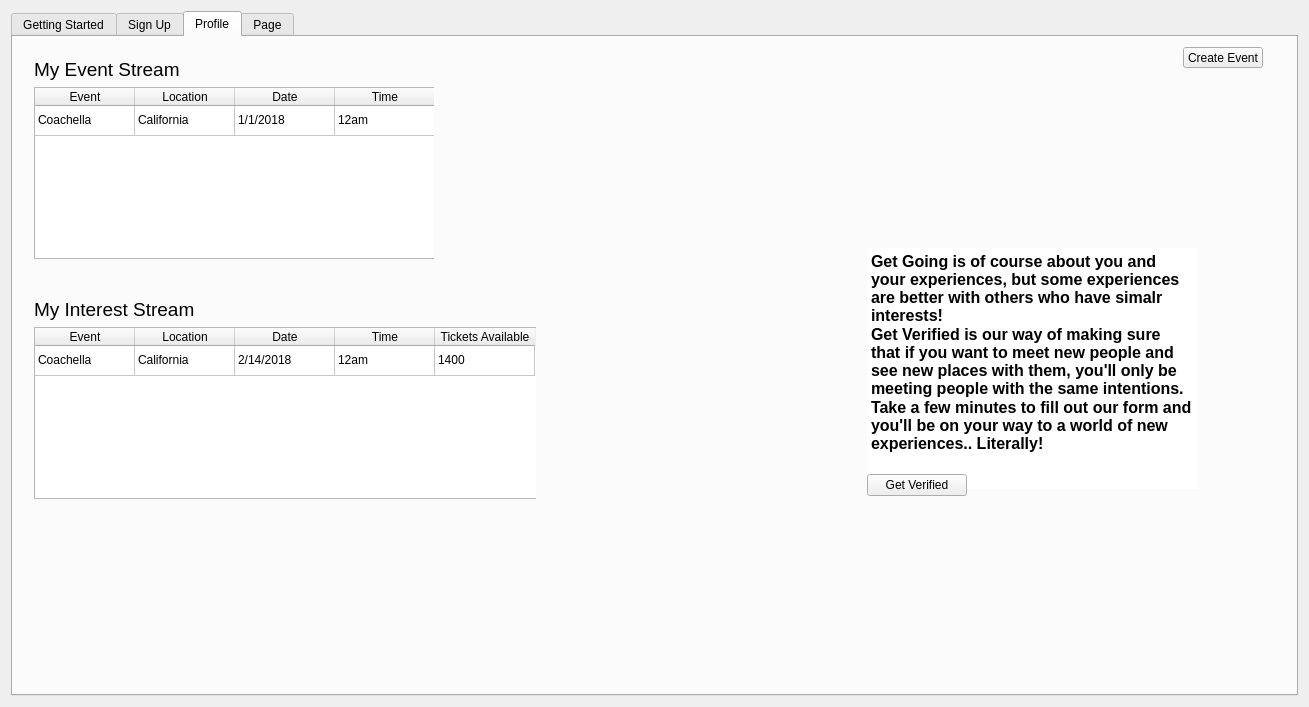
This is src/web-app/interestdata.ui in Aesylwinn/software-engineering as Qt 5 draws it before an edit. The edited form follows.
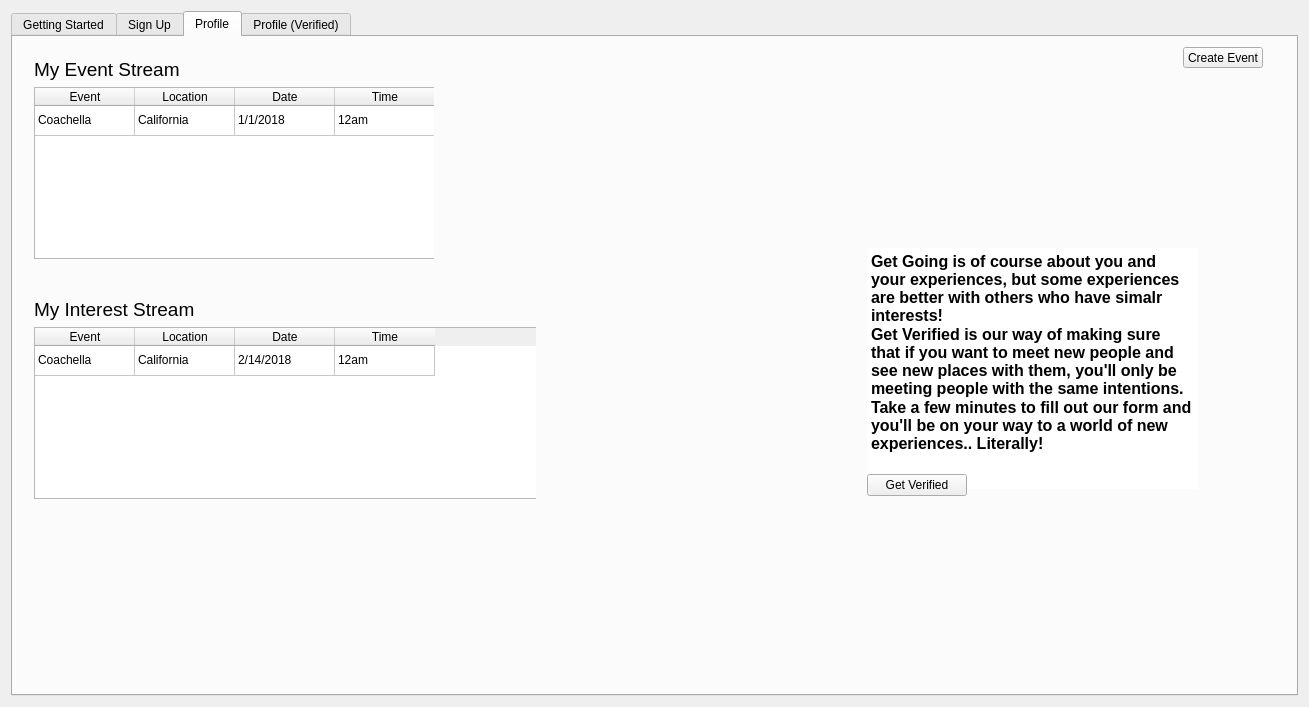
This is the edited form. The open tabs and pages were chosen to show the change. Icons and pictures are not drawn.

Commit message: Added verified pop up and fixed event creation

```diff
--- a/src/web-app/interestdata.ui
+++ b/src/web-app/interestdata.ui
@@ -846,11 +846,6 @@
             <string>Time</string>
            </property>
           </column>
-          <column>
-           <property name="text">
-            <string>Tickets Available</string>
-           </property>
-          </column>
           <item row="0" column="0">
            <property name="text">
             <string>Coachella</string>
@@ -871,11 +866,6 @@
             <string>12am</string>
            </property>
           </item>
-          <item row="0" column="4">
-           <property name="text">
-            <string>1400</string>
-           </property>
-          </item>
          </widget>
         </item>
        </layout>
@@ -1048,7 +1038,7 @@
      </widget>
      <widget class="QWidget" name="tab_5">
       <attribute name="title">
-       <string>Page</string>
+       <string>Profile (Verified)</string>
       </attribute>
      </widget>
     </widget>
```
Left out of the diff: 4 changed lines with no effect on the pictures. The commit also changes 9 other files.
